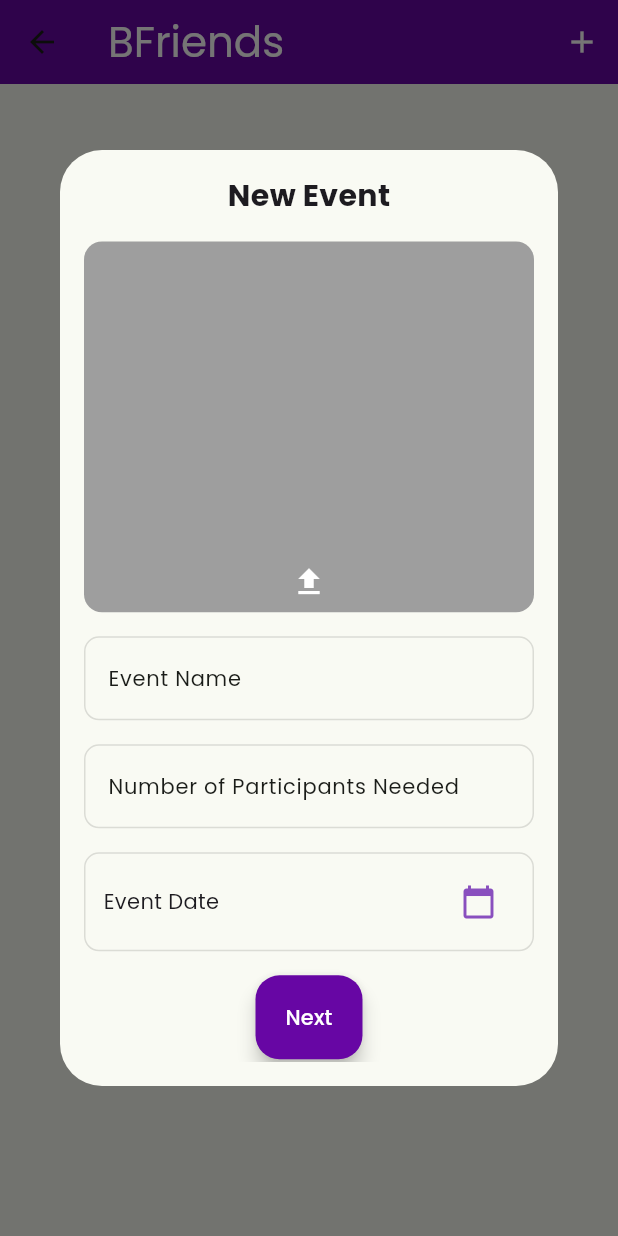
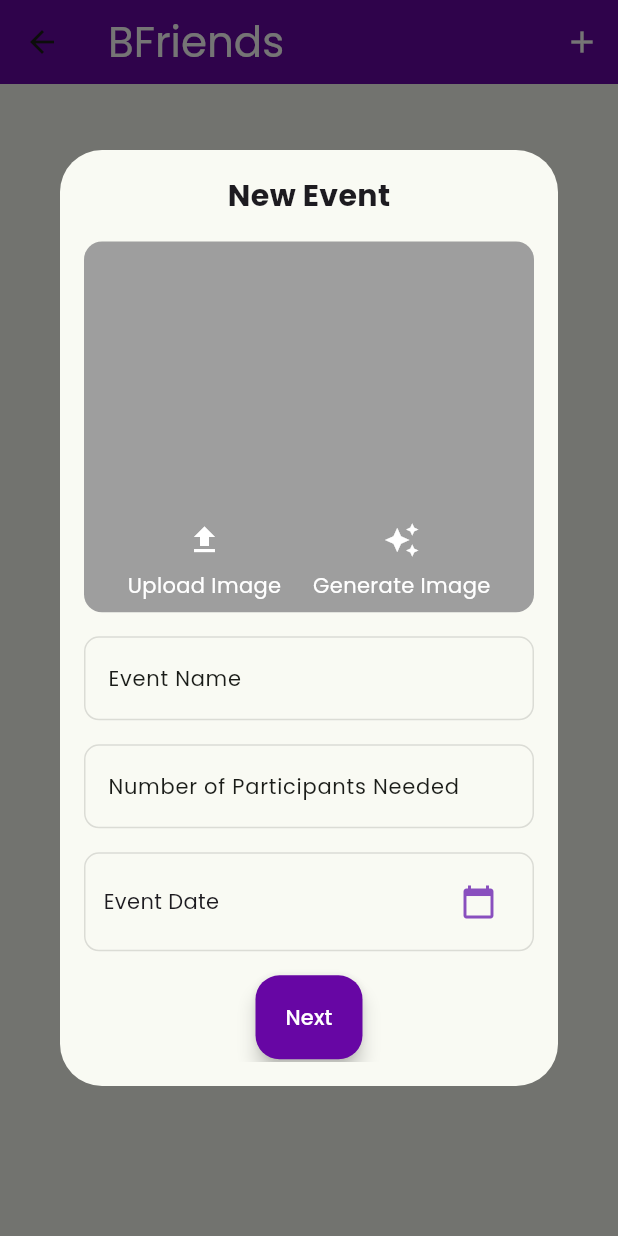
Before and after one commit to BFriends-inc/BFriends-app, a Flutter app: the EventsPage screen opened directly, after a tap on the "add" icon, on a phone screen of 412 x 824 dp. Run offline on Flutter 3.47's test engine with Material 3 defaults, Android fonts, the phone set to English and light mode, and no system bars; our stand-ins replace cloud_firestore, firebase_auth, firebase_core, geolocator, go_router, google_fonts and 4 more; accounts and stored records are empty.

Commit message:
Updated new event pop up
- Added AI image generate button, but rn it only return img link.

```diff
--- a/lib/pages/user_image_picker.dart
+++ b/lib/pages/user_image_picker.dart
@@ -1,4 +1,5 @@
 import 'dart:io';
+import 'package:bfriends_app/services/image_generation_service.dart';
 import 'package:flutter/foundation.dart';
 import 'package:flutter/material.dart';
 import 'package:image_picker/image_picker.dart';
@@ -33,7 +34,7 @@ class UserImagePicker extends FormField<XFile?> {
 
             var height = MediaQuery.of(context).size.height;
             var width = MediaQuery.of(context).size.width;
-
+            ImageGenerationService imageGenerationService = ImageGenerationService();
             return Column(
               children: [
                 Stack(
@@ -53,15 +54,28 @@ class UserImagePicker extends FormField<XFile?> {
                       ),
                     ),
                     Positioned.fill(
-                      child: Material(
+                      child: Align(
+                        alignment: Alignment.bottomCenter,
+                        child: Padding(
+                          padding: const EdgeInsets.all(8.0),
+                          child: Row(
+                            mainAxisAlignment: MainAxisAlignment.spaceEvenly,
+                            children: [
+                              Material(
                                 color: Colors.transparent,
                                 child: InkWell(
                                   onTap: _pickImage,
                                   borderRadius: BorderRadius.circular(40),
-                          child: Align(
-                            alignment: Alignment.bottomCenter,
+                                  child: Column(
+                                    mainAxisAlignment: MainAxisAlignment.end,
+                                    children: [
+                                      Material(
+                                        color: Colors.transparent,
+                                        child: InkWell(
+                                          onTap: _pickImage,
+                                          borderRadius: BorderRadius.circular(40),
                                           child: Padding(
-                              padding: const EdgeInsets.only(bottom: 8.0),
+                                            padding: const EdgeInsets.all(8.0),
                                             child: Icon(
                                               Icons.upload,
                                               color: Theme.of(context).colorScheme.onPrimary,
@@ -69,8 +83,54 @@ class UserImagePicker extends FormField<XFile?> {
                                           ),
                                         ),
                                       ),
+                                      Text(
+                                        'Upload Image',
+                                        style: TextStyle(
+                                          color: Theme.of(context).colorScheme.onPrimary,
                                         ),
                                       ),
+                                    ],
+                                  ),
+                                ),
+                              ),
+                              Material(
+                                color: Colors.transparent,
+                                child: InkWell(
+                                  onTap: _pickImage,
+                                  borderRadius: BorderRadius.circular(40),
+                                  child: Column(
+                                    mainAxisAlignment: MainAxisAlignment.end,
+                                    children: [
+                                      Material(
+                                        color: Colors.transparent,
+                                        child: InkWell(
+                                          onTap: () => imageGenerationService.generateImage("Dog riding a rocket!"),
+                                          borderRadius: BorderRadius.circular(40),
+                                          child: Padding(
+                                            padding: const EdgeInsets.all(8.0),
+                                            child: Icon(
+                                              Icons.auto_awesome,
+                                              color: Theme.of(context).colorScheme.onPrimary,
+                                            ),
+                                          ),
+                                        ),
+                                      ),
+                                      Text(
+                                        'Generate Image',
+                                        style: TextStyle(
+                                          color: Theme.of(context).colorScheme.onPrimary,
+                                        ),
+                                      ),
+                                    ],
+                                  ),
+                                ),
+                              ),
+                            ],
+                          ),
+                        ),
+                      ),
+                    ),
+
                   ],
                 ),
                 if (state.hasError)
--- /dev/null
+++ b/lib/services/image_generation_service.dart
@@ -0,0 +1,47 @@
+import 'dart:convert';
+import 'dart:async';
+import 'package:flutter/foundation.dart';
+import 'package:http/http.dart' as http;
+
+
+class ImageGenerationService {
+  static const String _apiKey =
+      'eyJhbGciOiJIUzI1NiIsInR5cCI6IkpXVCJ9.eyJ1c2VyX2lkIjoiZjAzODk3Y2MtODU0NS00NTZlLTg1YjMtNzNmNjc4OTA0NGZhIiwidHlwZSI6ImFwaV90b2tlbiJ9.-FbNCWM3OIb3B0OlXVZJkZYMkmt221ghbbWr9ecSmc4';
+  static const String _url = 'https://api.edenai.run/v2/image/generation';
+
+  Future<String?> generateImage(String prompt) async {
+    debugPrint('Generating image with prompt: $prompt');
+  try {
+    final response = await http.post(
+      Uri.parse(_url),
+      headers: {
+        'Authorization': 'Bearer $_apiKey',
+        'Content-Type': 'application/json',
+      },
+      body: jsonEncode({
+        'providers': "amazon",
+        'text': prompt,
+        'resolution': "512x512",
+        "num_images": 1,
+        'fallback_providers': "",
+      }),
+    );
+
+    if (response.statusCode == 200) {
+        final data = json.decode(response.body);
+        debugPrint(data.toString());
+        var items = data['amazon']['items'];
+        debugPrint(items.toString());
+        String imageUrl = items[0]['image_resource_url'];
+        debugPrint('Generated image: $imageUrl');
+        return imageUrl;
+      } else {
+      debugPrint('Failed to generate image: ${response.body}');
+      return null;
+    }
+  } catch (e) {
+    debugPrint('Error generating image: $e');
+    return null;
+  }
+}
+}
```
Lines whose indentation alone changed are shown as unchanged.
